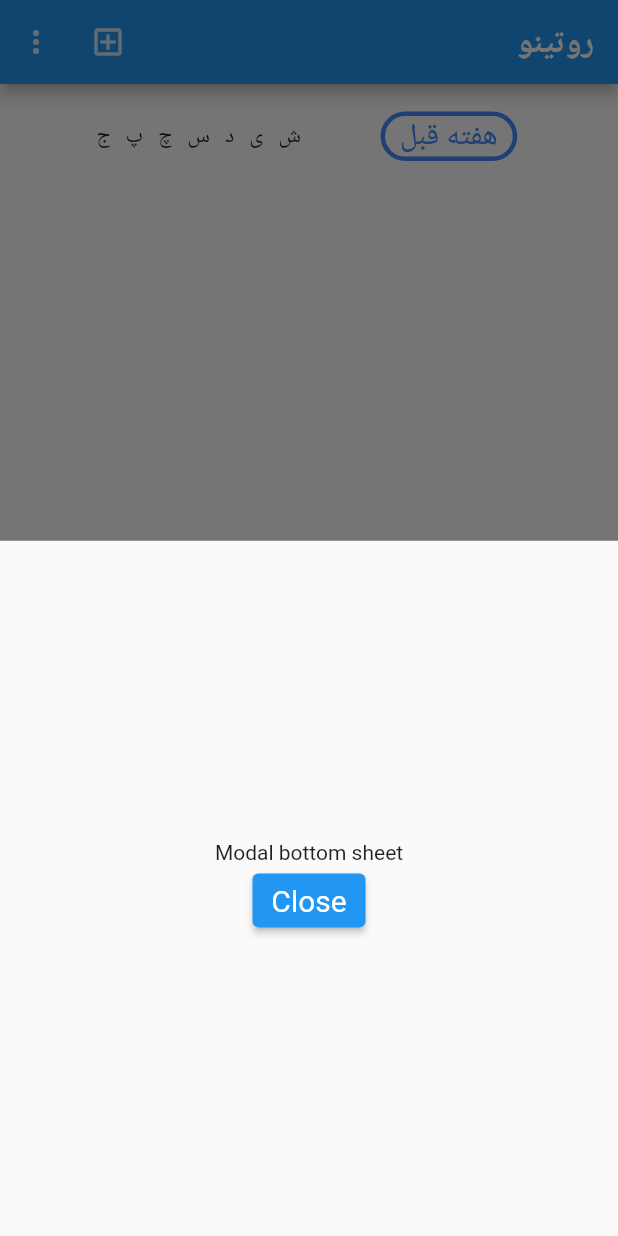
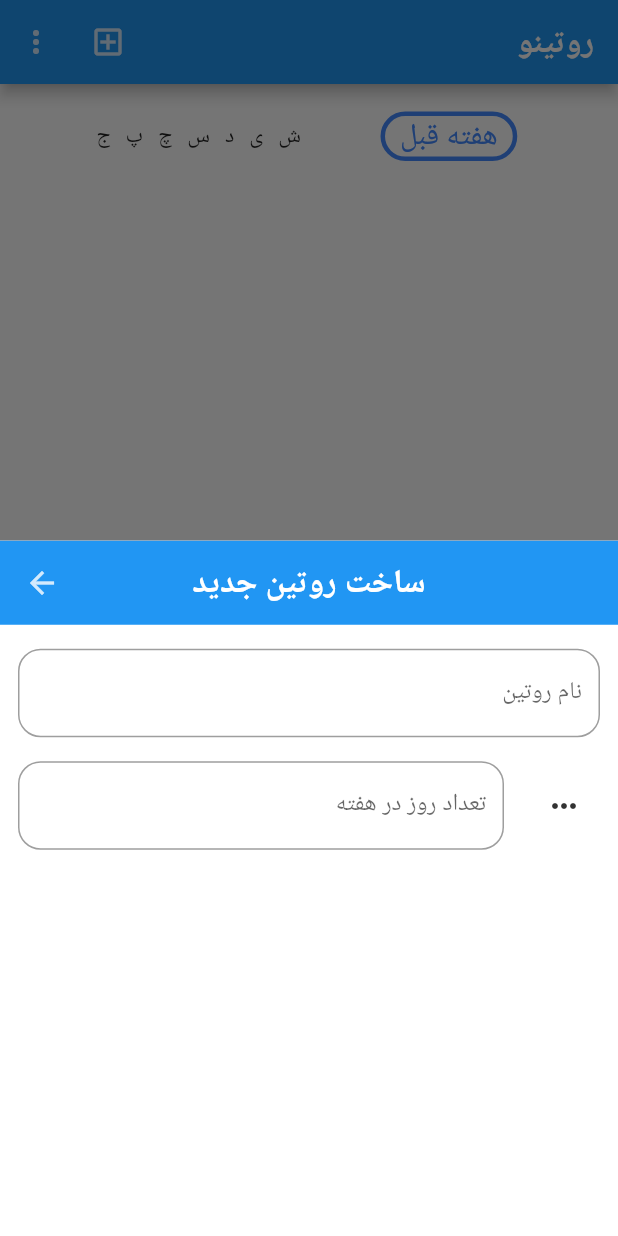
Before and after one commit to mahdadi78/rotino_clone_project, a Flutter app: the screen it shows after launch, after a tap on the "add box" icon, on a phone screen of 412 x 824 dp. Run offline on Flutter 3.47's test engine with Material 3 defaults, Android fonts, the phone set to English and light mode, and no system bars; our stand-ins replace get, google_fonts; network calls fail; Roboto replaces fonts that are missing (Lalezar).

Commit message:
تعداد روز در هفته در باتم منیو

```diff
--- a/lib/Views/home_page/home_page.dart
+++ b/lib/Views/home_page/home_page.dart
@@ -14,7 +14,7 @@ class MyHomePage extends StatelessWidget {
       appBar: AppBar(
         title: const Text('روتینو'),
         actions: const [
-          AddBotton(),
+          AddRoutineBotton(),
           MoreDetailes(),
         ],
       ),
--- a/lib/Views/home_page/ui_helper/add_routin_button.dart
+++ b/lib/Views/home_page/ui_helper/add_routin_button.dart
@@ -1,27 +1,91 @@
 import 'package:flutter/material.dart';
 
-class AddBotton extends StatelessWidget {
-  const AddBotton({
+class AddRoutineBotton extends StatelessWidget {
+  const AddRoutineBotton({
     super.key,
   });
 
   @override
   Widget build(BuildContext context) {
+    TextEditingController textEditingController = TextEditingController();
+
     return IconButton(
         onPressed: () {
           showModalBottomSheet<void>(
             context: context,
             builder: (BuildContext context) {
-              return SizedBox.expand(
-                child: Center(
+              return Scaffold(
+                appBar: AppBar(
+                  centerTitle: true,
+                  title: const Text(
+                    'ساخت روتین جدید',
+                  ),
+                  elevation: 0,
+                ),
+                body: SizedBox.expand(
                   child: Column(
-                    mainAxisAlignment: MainAxisAlignment.center,
-                    mainAxisSize: MainAxisSize.min,
-                    children: <Widget>[
-                      const Text('Modal bottom sheet'),
-                      ElevatedButton(
-                        child: const Text('Close'),
-                        onPressed: () => Navigator.pop(context),
+                    children: [
+                      Padding(
+                        padding: const EdgeInsets.symmetric(
+                            horizontal: 12, vertical: 16),
+                        child: Directionality(
+                          textDirection: TextDirection.rtl,
+                          child: TextFormField(
+                            decoration: const InputDecoration(
+                              border: OutlineInputBorder(
+                                borderRadius:
+                                    BorderRadius.all(Radius.circular(15)),
+                              ),
+                              labelText: 'نام روتین',
+                            ),
+                          ),
+                        ),
+                      ),
+                      Padding(
+                        padding: const EdgeInsets.symmetric(
+                            horizontal: 12, vertical: 0),
+                        child: Directionality(
+                          textDirection: TextDirection.rtl,
+                          child: TextFormField(
+                            readOnly: true,
+                            controller: textEditingController,
+                            decoration: InputDecoration(
+                                border: const OutlineInputBorder(
+                                  borderRadius:
+                                      BorderRadius.all(Radius.circular(15)),
+                                ),
+                                icon: MenuAnchor(
+                                  builder: (BuildContext context,
+                                      MenuController controller,
+                                      Widget? child) {
+                                    return IconButton(
+                                      color: Colors.black,
+                                      onPressed: () {
+                                        if (controller.isOpen) {
+                                          controller.close();
+                                        } else {
+                                          controller.open();
+                                        }
+                                      },
+                                      icon: const Icon(Icons.more_horiz),
+                                      tooltip: 'Show menu',
+                                    );
+                                  },
+                                  menuChildren: List<MenuItemButton>.generate(
+                                    7,
+                                    (int index) => MenuItemButton(
+                                      child: Text('${index + 1}   روز'),
+                                      onPressed: () {
+                                        textEditingController.text =
+                                            '${index + 1}   روز';
+                                      },
+                                    ),
+                                  ),
+                                ),
+                                labelText: 'تعداد روز در هفته'),
+                            canRequestFocus: false,
+                          ),
+                        ),
                       ),
                     ],
                   ),
```
